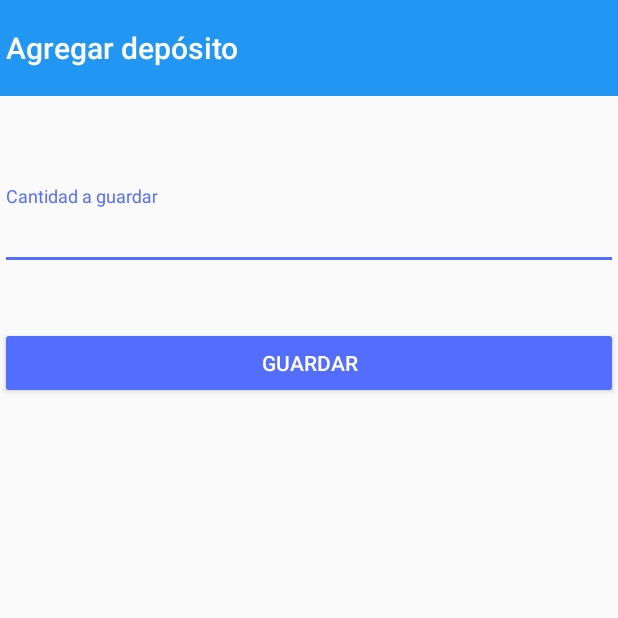
After one commit to manueltorrez/android-app-guardalo, an Android app: the AddDeposit screen opened directly, with no data from a screen before it, on a phone screen of 412 x 824 dp, the top half of it. The commit adds this screen. Run offline under Robolectric (Android 15) with nearby library versions, the phone set to English and light mode, and no system bars; our stand-ins replace Firebase (no records; nobody signed in at launch, a user with empty details on screens opened directly).

Commit message:
Deposit activity added

```diff
--- a/Guardalo/app/src/main/AndroidManifest.xml
+++ b/Guardalo/app/src/main/AndroidManifest.xml
@@ -20,6 +20,7 @@
                 <category android:name="android.intent.category.LAUNCHER" />
             </intent-filter>
         </activity>
+        <activity android:name=".UI.activities.AddDeposit"></activity>
     </application>
 
 </manifest>
--- /dev/null
+++ b/Guardalo/app/src/main/java/com/gangofseven/labs/app/guardalo/UI/activities/AddDeposit.java
@@ -0,0 +1,100 @@
+package com.gangofseven.labs.app.guardalo.UI.activities;
+
+import android.content.Intent;
+import android.os.SystemClock;
+import android.support.design.widget.Snackbar;
+import android.support.v7.app.ActionBar;
+import android.support.v7.app.AppCompatActivity;
+import android.os.Bundle;
+import android.support.v7.widget.Toolbar;
+import android.view.View;
+import android.widget.Button;
+import android.widget.EditText;
+import android.widget.RelativeLayout;
+
+import com.gangofseven.labs.app.guardalo.DatabaseUtil;
+import com.gangofseven.labs.app.guardalo.R;
+import com.gangofseven.labs.app.guardalo.models.DepositModel;
+import com.google.firebase.database.DatabaseReference;
+import com.google.firebase.database.FirebaseDatabase;
+
+import java.text.SimpleDateFormat;
+import java.util.Date;
+
+public class AddDeposit extends AppCompatActivity {
+
+    private EditText add;
+    private Button addB;
+
+    private FirebaseDatabase mDatabase;
+    private DatabaseReference deposits;
+
+    @Override
+    protected void onCreate(Bundle savedInstanceState) {
+        super.onCreate(savedInstanceState);
+        setContentView(R.layout.activity_add_deposit);
+
+        Toolbar toolbar = (Toolbar) findViewById(R.id.toolbar);
+        setSupportActionBar(toolbar);
+        setTitle("Agregar depósito");
+
+        mDatabase = DatabaseUtil.getDatabase();
+        deposits = mDatabase.getReference().child("deposits");
+
+        add = (EditText)findViewById(R.id.deposit_amount_edit);
+
+        addB = (Button) findViewById(R.id.add);
+        addB.setOnClickListener(new View.OnClickListener() {
+            @Override
+            public void onClick(View view) {
+                if (isNullOrEmpty (add.getText().toString())) {
+                    Snackbar.make (view, "Rellena el campo", Snackbar.LENGTH_LONG)
+                            .setAction("CLOSE", new View.OnClickListener(){
+                                @Override
+                                public void onClick(View view) {
+
+                                }
+                            })
+                    .show ();
+                }
+                else {
+                    addNewDeposit();
+                    Snackbar.make (view, "Guardado exitosamente", Snackbar.LENGTH_LONG)
+                            .setAction("VOLVER", new View.OnClickListener(){
+                                @Override
+                                public void onClick(View view) {
+                                    startAgain();
+                                }
+                            })
+                            .show ();
+                }
+            }
+        });
+
+
+
+    }
+
+    private void addNewDeposit(){
+        DepositModel depositModel = new DepositModel();
+        depositModel.setAmount(Float.parseFloat(add.getText().toString()));
+        depositModel.setToday(new SimpleDateFormat("dd-MM-yyyy").format(new Date()));
+
+        deposits.push().setValue(depositModel);
+    }
+
+    public static boolean isNullOrEmpty(String value)
+    {
+        if (value != null)
+            return value.length() == 0;
+        else
+            return true;
+    }
+
+    private void startAgain(){
+        Intent i = new Intent(AddDeposit.this, MainActivity.class);
+        startActivity(i);
+
+
+    }
+}
--- /dev/null
+++ b/Guardalo/app/src/main/res/layout/activity_add_deposit.xml
@@ -0,0 +1,48 @@
+<?xml version="1.0" encoding="utf-8"?>
+<RelativeLayout xmlns:android="http://schemas.android.com/apk/res/android"
+    xmlns:tools="http://schemas.android.com/tools"
+    xmlns:app="http://schemas.android.com/apk/res-auto"
+    android:id="@+id/activity_add_deposit"
+    android:layout_width="match_parent"
+    android:layout_height="match_parent"
+    tools:context="com.gangofseven.labs.app.guardalo.UI.activities.AddDeposit">
+
+    <android.support.v7.widget.Toolbar
+        android:id="@+id/toolbar"
+        app:contentInsetLeft="0dp"
+        app:contentInsetStart="0dp"
+        android:minHeight="?attr/actionBarSize"
+        android:background="@color/colorPrimary"
+        android:layout_width="match_parent"
+        android:layout_height="64dp"
+        app:theme="@style/ThemeOverlay.AppCompat.Dark.ActionBar"
+        >
+    </android.support.v7.widget.Toolbar>
+
+    <android.support.design.widget.TextInputLayout
+        android:layout_width="match_parent"
+        android:layout_height="wrap_content"
+        android:layout_marginTop="60dp"
+        android:layout_below="@+id/toolbar"
+        android:layout_alignParentLeft="true"
+        android:layout_alignParentStart="true">
+        <EditText
+            android:id="@+id/deposit_amount_edit"
+            android:layout_width="fill_parent"
+            android:layout_height="wrap_content"
+            android:hint="@string/deposit_amount" />
+
+        <Button
+            android:text="@string/add"
+            android:layout_width="match_parent"
+            android:layout_height="wrap_content"
+            android:id="@+id/add"
+            android:layout_marginTop="38dp"
+            android:layout_below="@+id/textInputLayout"
+            android:layout_alignParentLeft="true"
+            android:layout_alignParentStart="true"
+            android:layout_weight="1"
+            style="@style/Widget.AppCompat.Button.Colored"/>
+    </android.support.design.widget.TextInputLayout>
+
+</RelativeLayout>
--- a/Guardalo/app/src/main/res/layout/activity_main.xml
+++ b/Guardalo/app/src/main/res/layout/activity_main.xml
@@ -26,13 +26,14 @@
         android:layout_height="56dp"
         android:layout_marginBottom="16dp"
         android:layout_marginRight="8dp"
+        android:title="@string/action_new"
         android:layout_gravity="bottom|end"
         android:src="@drawable/plus"
         app:backgroundTint="@color/amber" />
 
     <RelativeLayout
         android:layout_width="match_parent"
-        android:layout_height="581dp"
+        android:layout_height="match_parent"
         android:paddingBottom="@dimen/activity_vertical_margin"
         android:paddingLeft="@dimen/activity_horizontal_margin"
         android:paddingRight="@dimen/activity_horizontal_margin"
--- a/Guardalo/app/src/main/res/values/strings.xml
+++ b/Guardalo/app/src/main/res/values/strings.xml
@@ -4,6 +4,7 @@
     <string name="action_info">Total</string>
     <string name="action_new">Add</string>
     <string name="logo_desc">App logo</string>
-    <string name="deposit_amount">Deposit amount</string>
+    <string name="deposit_amount">Cantidad a guardar</string>
     <string name="deposit_date">Deposit date</string>
+    <string name="add">Guardar</string>
 </resources>
```
Also changed, not shown: Guardalo/app/src/main/java/com/gangofseven/labs/app/guardalo/UI/activities/MainActivity.java (+12 -4 lines), Guardalo/app/src/main/res/menu/menu_main.xml (+1 -7 lines), Guardalo/app/src/main/res/mipmap-hdpi/ic_launcher.png, Guardalo/app/src/main/res/mipmap-mdpi/ic_launcher.png, Guardalo/app/src/main/res/mipmap-nodpi/ic_chancho.png, Guardalo/app/src/main/res/mipmap-xhdpi/ic_launcher.png, Guardalo/app/src/main/res/mipmap-xxhdpi/ic_launcher.png, Guardalo/app/src/main/res/mipmap-xxxhdpi/ic_launcher.png.
